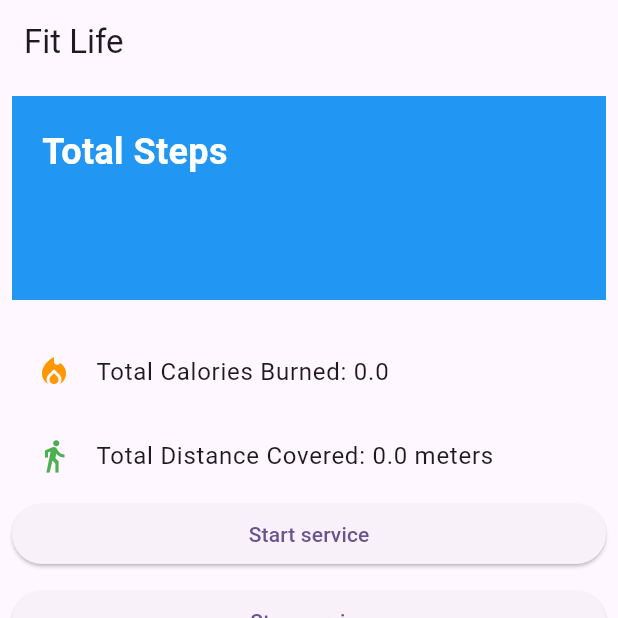
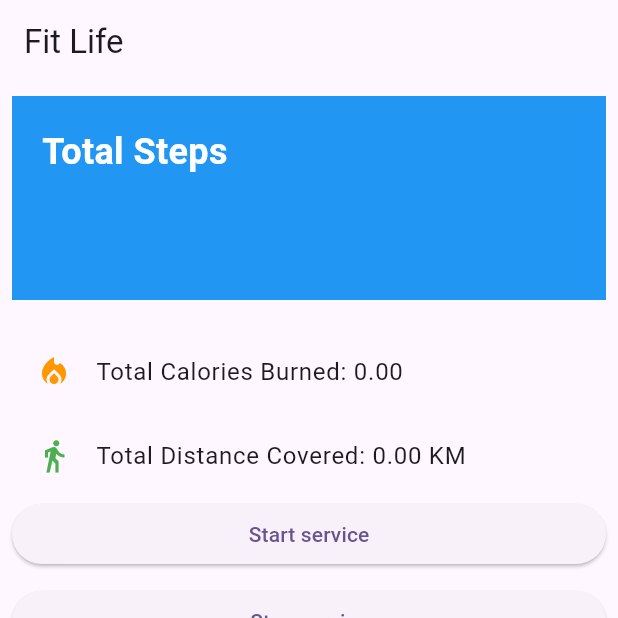
Before and after one commit to PriyanshuNatani/steps_counter, a Flutter app: the screen it shows after launch, after a tap on the "refresh" icon, on a phone screen of 412 x 824 dp, the top half of it. Run offline on Flutter 3.47's test engine with Material 2 defaults, Android fonts, the phone set to English and light mode, and no system bars; our stand-ins replace flutter_local_notifications, get; missing offline and left inert: flutter_background, flutter_background_service, health, workmanager.

Commit message:
bug fixed

```diff
--- a/lib/main.dart
+++ b/lib/main.dart
@@ -24,7 +24,6 @@ class MyApp extends StatelessWidget {
     return GetMaterialApp(
       title: 'Flutter Demo',
       theme: ThemeData(
-
         colorScheme: ColorScheme.fromSeed(seedColor: Colors.deepPurple),
         useMaterial3: true,
       ),
--- a/lib/screens/home_controller.dart
+++ b/lib/screens/home_controller.dart
@@ -1,12 +1,33 @@
 import 'package:get/get.dart';
 import 'package:get/get_state_manager/get_state_manager.dart';
+import 'package:health/health.dart';
 import 'package:steps_counter/services/google_fit_service.dart';
 
 class HomeController extends GetxController {
   final _googleFitService = GoogleFitService();
   var googleFitDataType = Rxn<GoogleFitDataType?>();
 
+    var totalCaloriesBurned = 0.0.obs;
+  var totalDistanceCovered = 0.0.obs
+;
   void getTrackingData() async {
     googleFitDataType.value = await _googleFitService.getData();
+     var calVal = 0.0;
+     var disVal = 0.0;
+
+    for(int i = 0; i< (googleFitDataType.value?.healthData?.length??0);i++){
+      print("<----------------->");
+      print(googleFitDataType.value?.healthData?[i].value.toString());
+      if(googleFitDataType.value?.healthData?[i].type.toString().toUpperCase() == "HEALTHDATATYPE.ACTIVE_ENERGY_BURNED"){
+        calVal += double.parse(googleFitDataType.value?.healthData?[i].value.toString()??"0.0");
+    }
+     if(googleFitDataType.value?.healthData?[i].type.toString().toUpperCase() == "HEALTHDATATYPE.DISTANCE_DELTA"){
+        disVal += double.parse(googleFitDataType.value?.healthData?[i].value.toString()??"0.0");
+    }
+
   }
+
+  totalCaloriesBurned.value = calVal;
+  totalDistanceCovered.value = disVal/1000;
 }
+}
--- a/lib/screens/home_view.dart
+++ b/lib/screens/home_view.dart
@@ -16,8 +16,7 @@ class HomeView extends StatefulWidget {
 
 class _HomeViewState extends State<HomeView> {
   int totalCount = 0;
-  double totalCaloriesBurned = 0;
-  double totalDistanceCovered = 0;
+
   List<HealthDataPoint> healthData = [];
 
   final _localNotificationService = LocalNotificationService();
@@ -34,8 +33,6 @@ class _HomeViewState extends State<HomeView> {
   void dispose() {
     super.dispose();
   }
-
-
 
   @override
   Widget build(BuildContext context) {
@@ -77,12 +74,12 @@ class _HomeViewState extends State<HomeView> {
                 SizedBox(height: 20.0),
                 ListTile(
                   leading: Icon(Icons.local_fire_department, color: Colors.orange),
-                  title: Text('Total Calories Burned: $totalCaloriesBurned '),
+                  title: Text('Total Calories Burned: ${controller.totalCaloriesBurned.value.toStringAsFixed(2)} '),
                 ),
                 ListTile(
                   leading: Icon(Icons.directions_walk, color: Colors.green),
                   title:
-                      Text('Total Distance Covered: $totalDistanceCovered meters'),
+                      Text('Total Distance Covered: ${controller.totalDistanceCovered.value.toStringAsFixed(2)} KM'),
                 ),
                 ElevatedButton(onPressed: (){
                    FlutterBackgroundService().startService();
--- a/lib/services/backgroud_service.dart
+++ b/lib/services/backgroud_service.dart
@@ -25,7 +25,7 @@ void onStart(ServiceInstance service){
    service.stopSelf();
   });
 
-  Timer.periodic(Duration(seconds: 1), (Timer t) => controller.getTrackingData());
+  Timer.periodic(Duration(seconds: 3), (Timer t) => controller.getTrackingData());
 }
 
 
```
